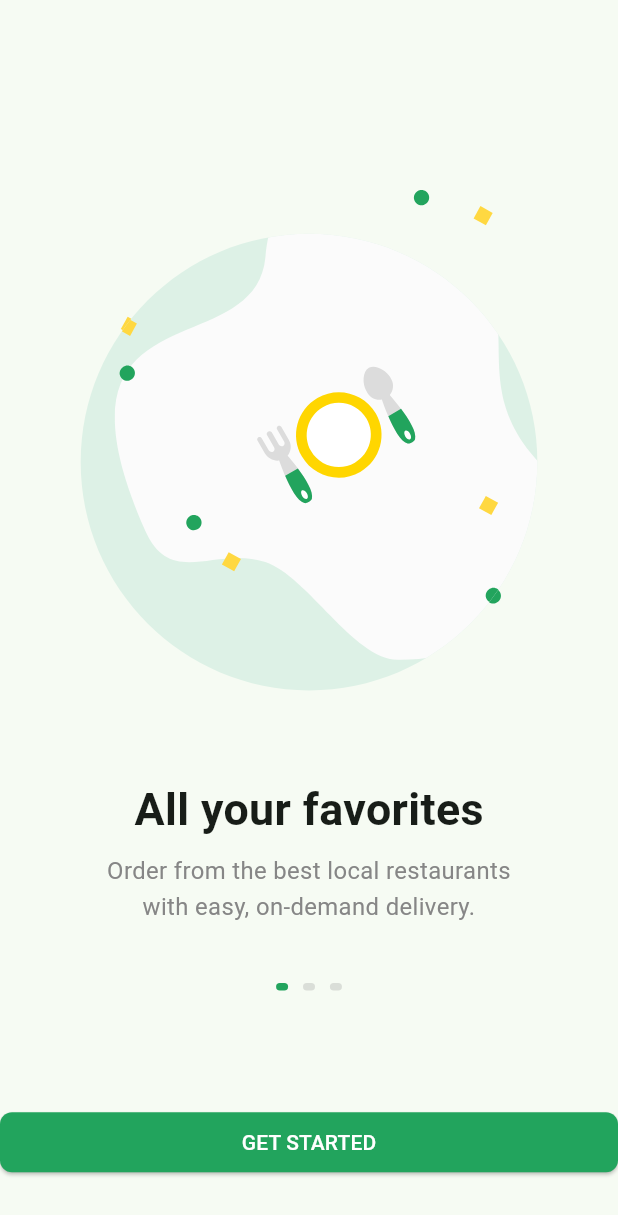
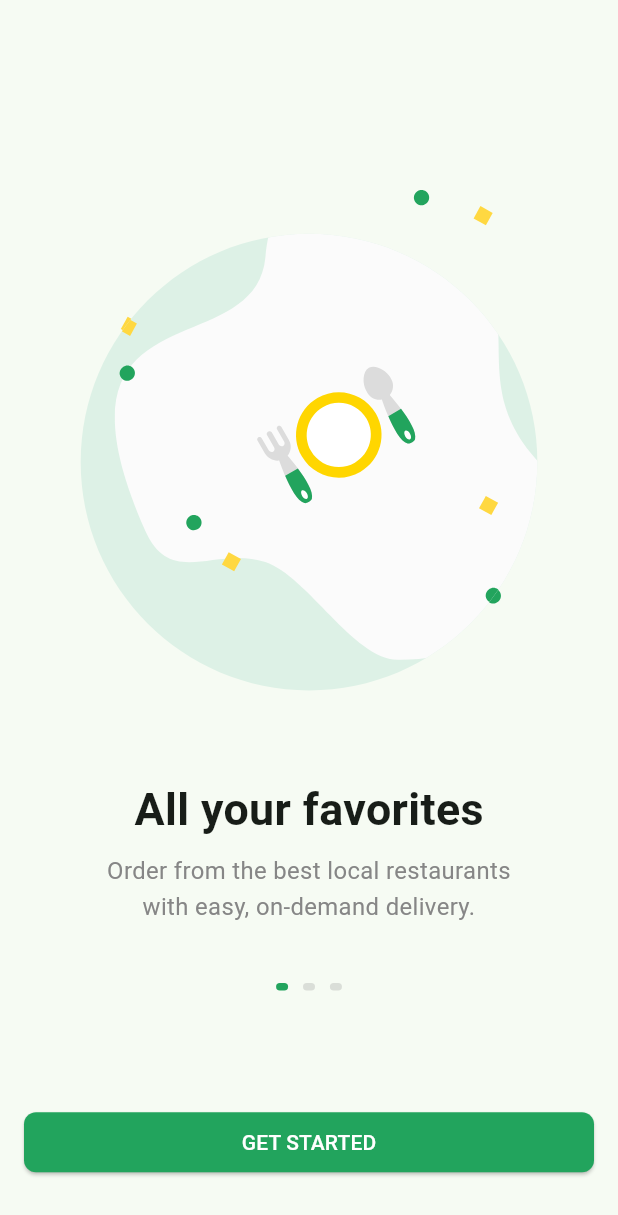
Before and after one commit to abuanwar072/foodly_ui, a Flutter app: the screen it shows after launch, on a phone screen of 412 x 824 dp. Shown: the top 1215 px of the screen. Run offline on Flutter 3.47's test engine with Material 2 defaults, Android fonts, the phone set to English and light mode, and no system bars; our stand-ins replace country_code_picker, flutter_svg, form_field_validator.

Commit message:
onboarding screen done

```diff
--- a/lib/screens/onboarding/onboarding_scrreen.dart
+++ b/lib/screens/onboarding/onboarding_scrreen.dart
@@ -1,4 +1,5 @@
 import 'package:flutter/material.dart';
+import 'package:foodly_ui/constants.dart';
 import 'package:foodly_ui/size_config.dart';
 
 import '../../components/dot_indicators.dart';
@@ -47,7 +48,9 @@ class _OnboardingScreenState extends State<OnboardingScreen> {
               ),
             ),
             const Spacer(flex: 2),
-            ElevatedButton(
+            Padding(
+              padding: const EdgeInsets.symmetric(horizontal: defaultPadding),
+              child: ElevatedButton(
                 onPressed: () {
                   Navigator.push(
                     context,
@@ -57,6 +60,7 @@ class _OnboardingScreenState extends State<OnboardingScreen> {
                   );
                 },
                 child: Text("Get Started".toUpperCase()),
+              ),
             ),
             const Spacer(),
           ],
```
Lines whose indentation alone changed are shown as unchanged.
